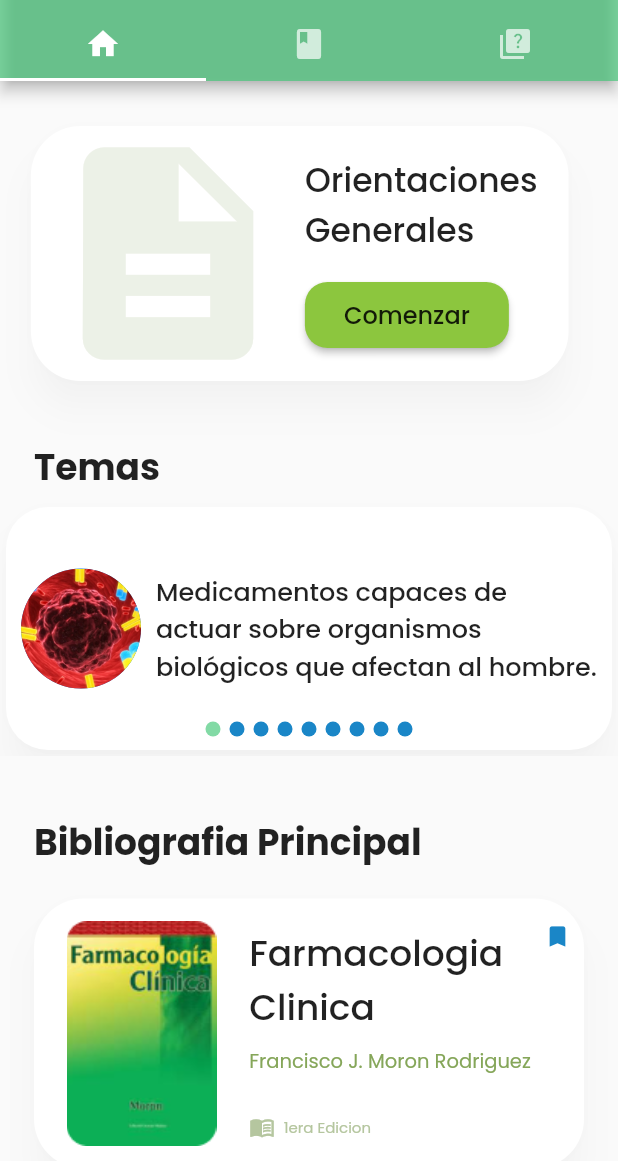
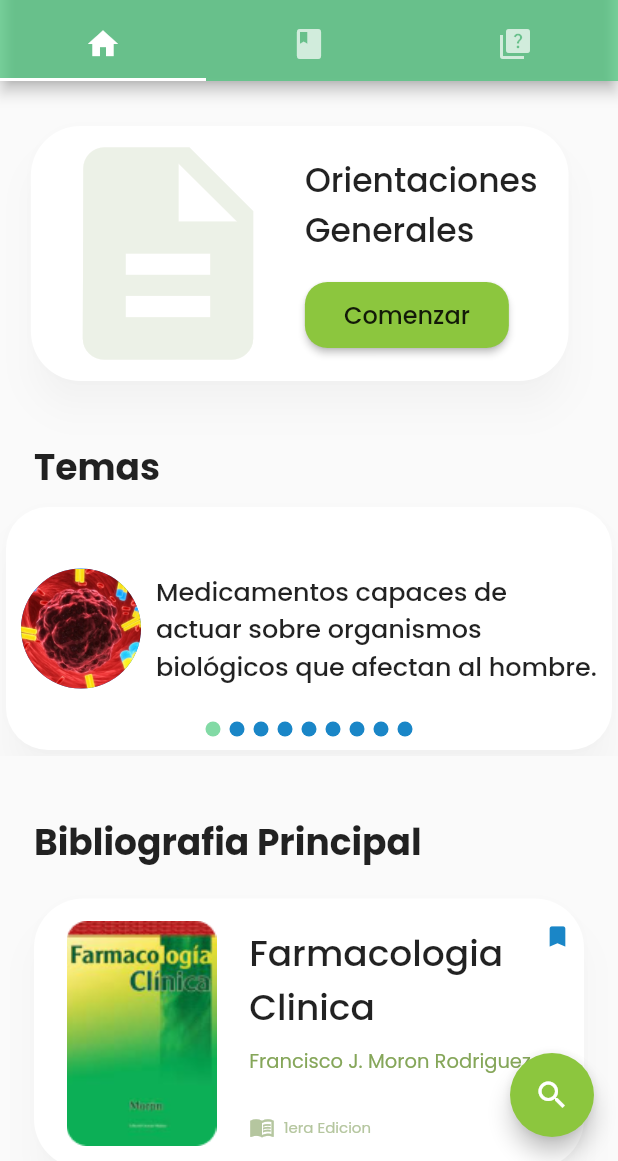
Before and after one commit to carlitos9889/farmApk, a Flutter app: the screen it shows after launch, on a phone screen of 412 x 824 dp, the part 75-1236 px from its top. Run offline on Flutter 3.47's test engine with Material 2 defaults, Android fonts, the phone set to English and light mode, and no system bars; drawn by our look-alikes of animated_text_kit, auto_size_text, card_swiper; our stand-ins replace animate_do, shared_preferences; missing offline and left inert: pdfx.

Commit message:
Agreagdo el search delegate

```diff
--- a/lib/pages/home_page.dart
+++ b/lib/pages/home_page.dart
@@ -1,3 +1,4 @@
+import 'package:farmapk/delegate/search_delegate.dart';
 import 'package:farmapk/helpers/format_data_to_json.dart';
 import 'package:farmapk/models/data_json.dart';
 import 'package:farmapk/pages/book_page.dart';
@@ -45,7 +46,15 @@ class HomePage extends StatelessWidget {
                     TestPage(dataTemas: data.datajson.temas)
                   ],
                 ),
-                ));
+                floatingActionButton: FloatingActionButton(
+                  tooltip: 'Buscar Medicamentos',
+                  backgroundColor: const Color(0xff8CC63E),
+                  onPressed: () => showSearch(
+                      context: context, delegate: SearchMedicamentos()),
+                  child: const Icon(Icons.search),
+                ),
+              ),
+            );
           },
         );
       },
--- a/lib/pages/quiz_for_theme.dart
+++ b/lib/pages/quiz_for_theme.dart
@@ -95,10 +95,7 @@ class _QuizForThemeState extends State<QuizForTheme> {
   }
 
   void _revisarRespuesta() {
-    setState(() {
-      checkBoton = true;
-      print(checkBoton);
-    });
+    setState(() => checkBoton = true);
   }
 
   ButtonStyle _styleButton() => ElevatedButton.styleFrom(
```
Also changed, not shown: lib/pages/quiz_resolve_page.dart (+2 -9 lines), lib/widgets/tests/quiz_seleccionar.dart (+53 -125 lines). Lines whose indentation alone changed are shown as unchanged.
